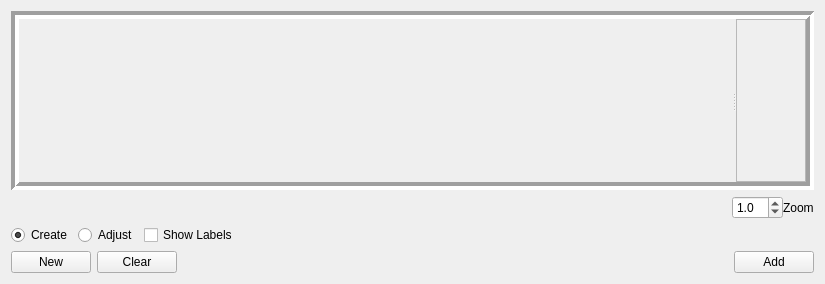
The window that resources/designer_ui/crystaldrawingwidget.ui (jonathanHuwP/CrystalGrowthTracker) describes before a commit, drawn with Qt 5.
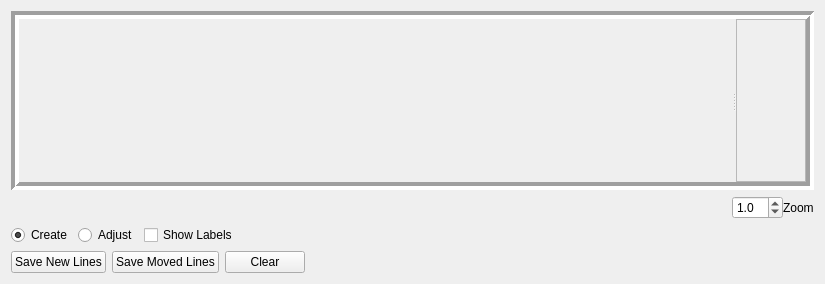
The same window after the commit. Custom widgets are drawn as their Qt base class.

Commit message: replaced Region/Crystal/line/time with Region/line/time+linesegment; region selection working

What changed in the file:
```diff
--- a/resources/designer_ui/crystaldrawingwidget.ui
+++ b/resources/designer_ui/crystaldrawingwidget.ui
@@ -184,7 +184,14 @@
      <item>
       <widget class="QPushButton" name="_newCrystalButton">
        <property name="text">
-        <string>New</string>
+        <string>Save New Lines</string>
+       </property>
+      </widget>
+     </item>
+     <item>
+      <widget class="QPushButton" name="_adjustLinesButton">
+       <property name="text">
+        <string>Save Moved Lines</string>
        </property>
       </widget>
      </item>
@@ -208,13 +215,6 @@
        </property>
       </spacer>
      </item>
-     <item>
-      <widget class="QPushButton" name="_addCrystalButton">
-       <property name="text">
-        <string>Add</string>
-       </property>
-      </widget>
-     </item>
     </layout>
    </item>
   </layout>
```
Left out of the diff: 38 changed lines with no effect on the pictures. The commit also changes 9 other files.
